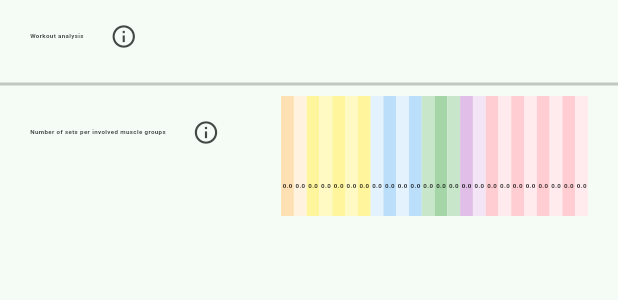
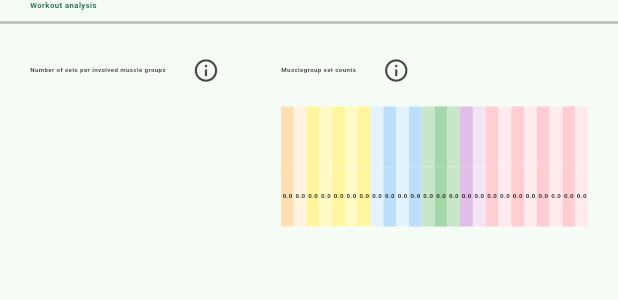
Before and after one commit to Dieterbe/body.build, a Flutter app: the BuilderTotalsWidget widget shown alone on an empty page, opened directly with empty values, on a phone screen of 412 x 824 dp. Shown: the top 300 px of the screen. Run offline on Flutter 3.47's test engine with Material 3 defaults, Android fonts, the phone set to English and light mode, and no system bars; our stand-ins replace flutter_markdown, flutter_riverpod, flutter_svg, freezed_annotation, go_router, riverpod_annotation and 1 more; missing offline and left inert: iconify_flutter, ml_linalg, posthog_flutter; accounts and stored records are empty; generated files the repository leaves out were written again.

Commit message:
improve totalswidget design

```diff
--- a/lib/ui/programmer/widget/builder_totals.dart
+++ b/lib/ui/programmer/widget/builder_totals.dart
@@ -13,19 +13,21 @@ import 'package:bodybuild/data/developer_mode_provider.dart';
 import '../../../model/programmer/settings.dart';
 
 const helpMsg = '''
-## Fractional volume counting
+## Musclegroup Set Counts
 
-In line with research, we may count fractional (partial) recruitment towards the total, at least if it meets a minimum value of around 40%.
-Therefore, we count volumes >= 50% and ignore those under 50%.
+In line with scientific research:
+* we use fractional (partial) volume counting
+* we count recruitment only if it meets a minimum value of roughly 40% (we use 50% as a threshold).
 
-Example: since a row recruits the bicep for around 50%, and a pull-up or bicep curl recruits for 100%,
-* 2 sets of rows are counted as 1 set of bicep recruitment.
-* a single set of pull-ups or bicep curls counts as 1 set of bicep recruitment.
+Examples:
+* 2 sets of rows are counted as 1 set of bicep recruitment (because a row recruits the bicep for about 50%)
+* a single set of pull-ups or bicep curls counts as 1 set of bicep recruitment. (because it recruits 100%)
+* a set of squats counts as 0% volume for hamstrings (because squats recruit hamstrings less than 40%)
 
-## Workout & Program totals
+## Musclegroup Set Counts in Workout analysis vs Program analysis
 
-* Workout total: the sum of all recruitments of all sets within a single workout (session).
-* Program total: the sum of all workout totals in the program, adjusted for each workout's frequency (times per period in weeks), and compared to the volume goals from the set-up tab.
+* Workout analysis set counts: the sum of all recruitments of all sets within a single workout (session).
+* Program analysis set counts: the sum of all workout totals in the program, adjusted for each workout's frequency (times per period in weeks), and compared to the volume goals from the set-up tab.
 
 Example: a workout with 4 sets of bicep curls will have a workout total volume of 4 for biceps.
 If that workout repeats 3 times in 2 weeks, it will contribute `4 * (3/2) = 6` to the program total.
@@ -54,16 +56,17 @@ class BuilderTotalsWidget extends ConsumerWidget {
       children: [
         Padding(
           padding: const EdgeInsets.symmetric(horizontal: 20),
-          child: KVRow(
-            Text(
+          child: Align(
+            alignment: Alignment.centerLeft,
+            child: Text(
               title,
               style: TextStyle(
-                fontSize: MediaQuery.sizeOf(context).width / 100,
-                fontWeight: FontWeight.bold,
+                fontWeight: FontWeight.w600,
+                fontSize: MediaQuery.sizeOf(context).width / 80,
+                letterSpacing: 0.3,
+                color: Theme.of(context).colorScheme.primary,
               ),
             ),
-            helpTitle: title,
-            help: helpMsg,
           ),
         ),
         const Divider(thickness: 2),
@@ -118,10 +121,16 @@ This enables you to see and optimize the balance between isolation and compound
                         ),
                       ],
                     ),
-                    const SizedBox(height: 16),
-                    HistogramWidget(
-                      data: ws.setsHisto,
-                      maxWidth: 80,
+                    Padding(
+                      padding: const EdgeInsets.only(
+                          right:
+                              8), // a bit of a hack, to create some space against the viz on the right
+                      child: SizedBox(
+                        height: 40 + 40 * max(1, min(ws.maxVal, limit)),
+                        child: HistogramWidget(
+                          data: ws.setsHisto,
+                        ),
+                      ),
                     ),
                   ],
                 ),
@@ -131,6 +140,17 @@ This enables you to see and optimize the balance between isolation and compound
                 flex: 55,
                 child: Column(
                   children: [
+                    KVRow(
+                      Text(
+                        'Musclegroup set counts',
+                        style: TextStyle(
+                          fontSize: MediaQuery.sizeOf(context).width / 100,
+                          fontWeight: FontWeight.bold,
+                        ),
+                      ),
+                      helpTitle: title,
+                      help: helpMsg,
+                    ),
                     SizedBox(
                       // width: 40,
                       // "background" height.
```
Also changed, not shown: lib/ui/programmer/widget/histogram.dart (+51 -64 lines).
